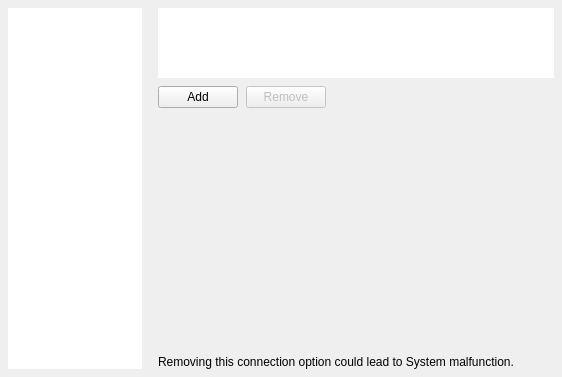
Above: client/libclient/src/ui/widgets/system_settings/routing_management_widget.ui from networkoptix/nx_open before the change. Below: the same form after it.
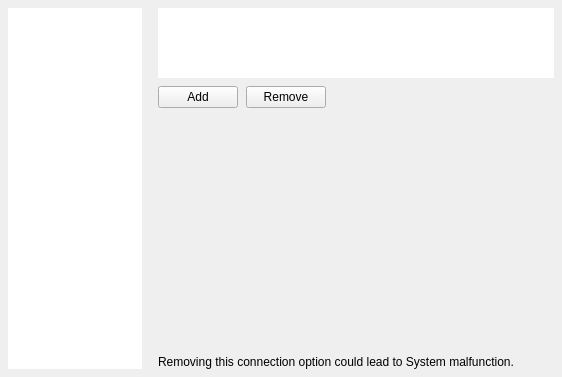
That is the form after the change. Custom widgets are drawn as their Qt base class.

Commit message:
VMS-4147 - Do not show "Remove" button in Routing Management for addresses which cannot be removed
<==== Mercurial data ====>
Branch: dev_3.0.0_gui

Patch:
```diff
--- a/client/libclient/src/ui/widgets/system_settings/routing_management_widget.ui
+++ b/client/libclient/src/ui/widgets/system_settings/routing_management_widget.ui
@@ -165,9 +165,6 @@
           </item>
           <item>
            <widget class="QPushButton" name="removeButton">
-            <property name="enabled">
-             <bool>false</bool>
-            </property>
             <property name="toolTip">
              <string>Remove</string>
             </property>
```
The commit also changes 1 other file.
